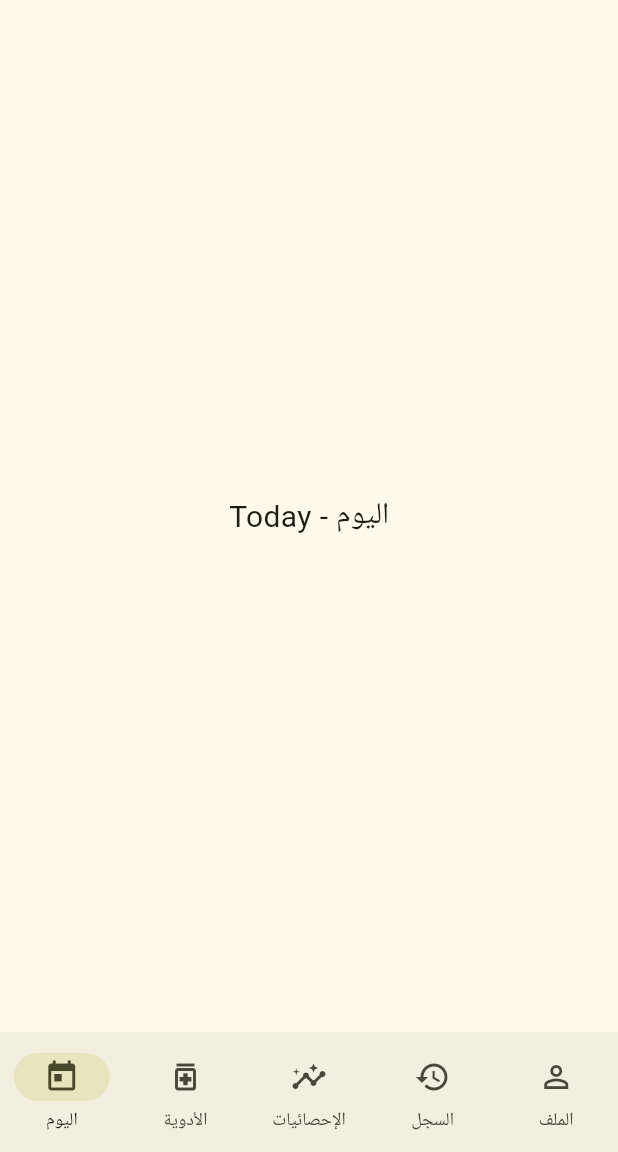
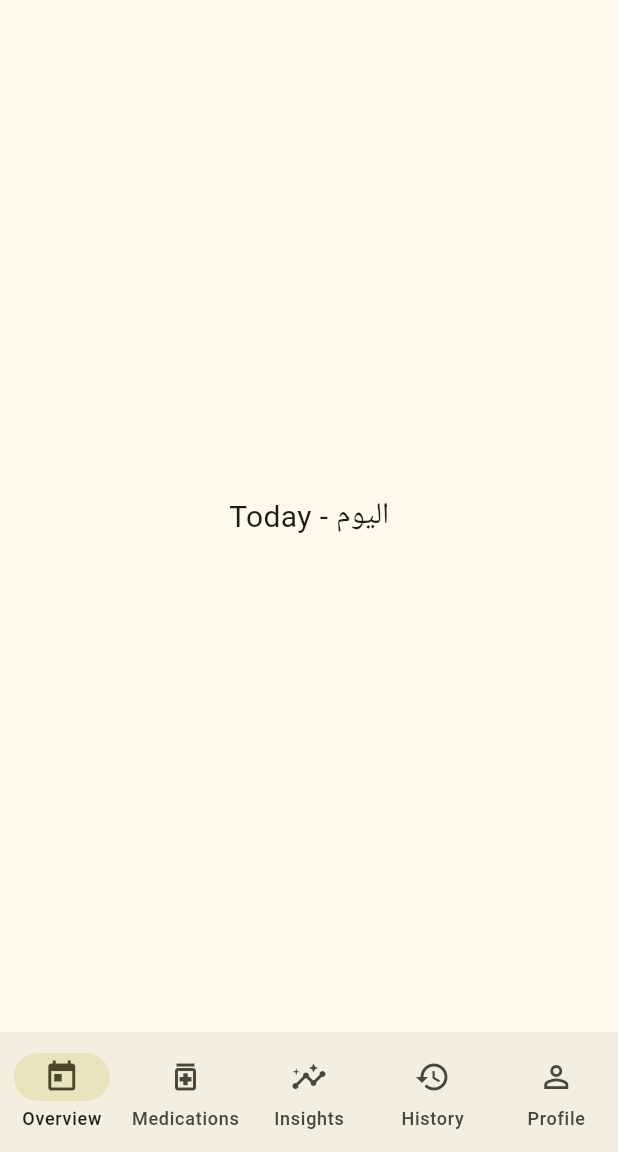
Before and after one commit to Lynx-Lexicon/Modawem, a Flutter app: the screen it shows after launch, on a phone screen of 412 x 824 dp, the part 84-1236 px from its top. Run offline on Flutter 3.47's test engine with Material 3 defaults, Android fonts, the phone set to English and light mode, and no system bars; our stand-ins replace material_ui; missing offline and left inert: theme_tailor_annotation.

Commit message:
feat(mobile): initialize localization support and dependencies, refactor app structure

````diff
--- /dev/null
+++ b/apps/mobile/l10n.yaml
@@ -0,0 +1,3 @@
+arb-dir: lib/core/l10n
+template-arb-file: app_ar.arb
+output-localization-file: app_localizations.dart
--- a/apps/mobile/lib/app.dart
+++ b/apps/mobile/lib/app.dart
@@ -1,19 +1,35 @@
 import 'package:material_ui/material_ui.dart';
 
+import 'package:modawem_app/core/l10n/app_localizations.dart';
+import 'package:modawem_app/core/l10n/app_localizations_extension.dart';
 import 'package:modawem_app/core/theme/app_theme.dart';
 
-class ModawemApp extends StatelessWidget {
+class ModawemApp extends StatefulWidget {
   const ModawemApp({super.key});
+
+  @override
+  State<ModawemApp> createState() => _ModawemAppState();
+}
+
+class _ModawemAppState extends State<ModawemApp> {
+  // TODO: Implement local switching functionality
+  Locale locale = const Locale("en");
 
   @override
   Widget build(BuildContext context) {
     return MaterialApp(
-      title: 'Modawem',
+      onGenerateTitle: (context) => context.l10n.appTitle,
+
       theme: AppTheme.light,
       darkTheme: AppTheme.dark,
 
       // TODO: Implement theme switch functionality
       themeMode: ThemeMode.light,
+
+      supportedLocales: const [Locale('ar'), Locale('en')],
+      locale: locale,
+      localizationsDelegates: const [AppLocalizations.delegate],
+
       home: const MainNavigationScreen(),
     );
   }
@@ -48,7 +64,7 @@ class _MainNavigationScreenState extends State<MainNavigationScreen> {
     return Scaffold(
       appBar: AppBar(
         backgroundColor: const Color.fromARGB(255, 35, 200, 222),
-        title: const Text('Modawem'),
+        title: Text(context.l10n.appTitle),
       ),
       body: _screens[_currentIndex],
       bottomNavigationBar: NavigationBar(
@@ -58,31 +74,31 @@ class _MainNavigationScreenState extends State<MainNavigationScreen> {
             _currentIndex = index;
           });
         },
-        destinations: const [
+        destinations: [
           NavigationDestination(
-            icon: Icon(Icons.today_outlined),
-            selectedIcon: Icon(Icons.today),
-            label: 'اليوم',
+            icon: const Icon(Icons.today_outlined),
+            selectedIcon: const Icon(Icons.today),
+            label: context.l10n.navBarHome,
           ),
           NavigationDestination(
-            icon: Icon(Icons.medication_outlined),
-            selectedIcon: Icon(Icons.medication),
-            label: 'الأدوية',
+            icon: const Icon(Icons.medication_outlined),
+            selectedIcon: const Icon(Icons.medication),
+            label: context.l10n.navBarMedications,
           ),
           NavigationDestination(
-            icon: Icon(Icons.insights_outlined),
-            selectedIcon: Icon(Icons.insights),
-            label: 'الإحصائيات',
+            icon: const Icon(Icons.insights_outlined),
+            selectedIcon: const Icon(Icons.insights),
+            label: context.l10n.navBarInsights,
           ),
           NavigationDestination(
-            icon: Icon(Icons.history_outlined),
-            selectedIcon: Icon(Icons.history),
-            label: 'السجل',
+            icon: const Icon(Icons.history_outlined),
+            selectedIcon: const Icon(Icons.history),
+            label: context.l10n.navBarHistory,
           ),
           NavigationDestination(
-            icon: Icon(Icons.person_outline),
-            selectedIcon: Icon(Icons.person),
-            label: 'الملف',
+            icon: const Icon(Icons.person_outline),
+            selectedIcon: const Icon(Icons.person),
+            label: context.l10n.navBarProfile,
           ),
         ],
       ),
--- /dev/null
+++ b/apps/mobile/lib/core/l10n/app_en.arb
@@ -0,0 +1,11 @@
+{
+  "@@locale": "en",
+
+  "appTitle": "Modawem",
+
+  "navBarHome": "Overview",
+  "navBarMedications": "Medications",
+  "navBarInsights": "Insights",
+  "navBarHistory": "History",
+  "navBarProfile": "Profile"
+}
--- /dev/null
+++ b/apps/mobile/lib/core/l10n/app_localizations.dart
@@ -0,0 +1,170 @@
+import 'dart:async';
+
+import 'package:flutter/foundation.dart';
+import 'package:flutter/widgets.dart';
+import 'package:flutter_localizations/flutter_localizations.dart';
+import 'package:intl/intl.dart' as intl;
+
+import 'app_localizations_ar.dart';
+import 'app_localizations_en.dart';
+
+// ignore_for_file: type=lint
+
+/// Callers can lookup localized strings with an instance of AppLocalizations
+/// returned by `AppLocalizations.of(context)`.
+///
+/// Applications need to include `AppLocalizations.delegate()` in their app's
+/// `localizationDelegates` list, and the locales they support in the app's
+/// `supportedLocales` list. For example:
+///
+/// ```dart
+/// import 'l10n/app_localizations.dart';
+///
+/// return MaterialApp(
+///   localizationsDelegates: AppLocalizations.localizationsDelegates,
+///   supportedLocales: AppLocalizations.supportedLocales,
+///   home: MyApplicationHome(),
+/// );
+/// ```
+///
+/// ## Update pubspec.yaml
+///
+/// Please make sure to update your pubspec.yaml to include the following
+/// packages:
+///
+/// ```yaml
+/// dependencies:
+///   # Internationalization support.
+///   flutter_localizations:
+///     sdk: flutter
+///   intl: any # Use the pinned version from flutter_localizations
+///
+///   # Rest of dependencies
+/// ```
+///
+/// ## iOS Applications
+///
+/// iOS applications define key application metadata, including supported
+/// locales, in an Info.plist file that is built into the application bundle.
+/// To configure the locales supported by your app, you’ll need to edit this
+/// file.
+///
+/// First, open your project’s ios/Runner.xcworkspace Xcode workspace file.
+/// Then, in the Project Navigator, open the Info.plist file under the Runner
+/// project’s Runner folder.
+///
+/// Next, select the Information Property List item, select Add Item from the
+/// Editor menu, then select Localizations from the pop-up menu.
+///
+/// Select and expand the newly-created Localizations item then, for each
+/// locale your application supports, add a new item and select the locale
+/// you wish to add from the pop-up menu in the Value field. This list should
+/// be consistent with the languages listed in the AppLocalizations.supportedLocales
+/// property.
+abstract class AppLocalizations {
+  AppLocalizations(String locale)
+    : localeName = intl.Intl.canonicalizedLocale(locale.toString());
+
+  final String localeName;
+
+  static AppLocalizations? of(BuildContext context) {
+    return Localizations.of<AppLocalizations>(context, AppLocalizations);
+  }
+
+  static const LocalizationsDelegate<AppLocalizations> delegate =
+      _AppLocalizationsDelegate();
+
+  /// A list of this localizations delegate along with the default localizations
+  /// delegates.
+  ///
+  /// Returns a list of localizations delegates containing this delegate along with
+  /// GlobalMaterialLocalizations.delegate, GlobalCupertinoLocalizations.delegate,
+  /// and GlobalWidgetsLocalizations.delegate.
+  ///
+  /// Additional delegates can be added by appending to this list in
+  /// MaterialApp. This list does not have to be used at all if a custom list
+  /// of delegates is preferred or required.
+  static const List<LocalizationsDelegate<dynamic>> localizationsDelegates =
+      <LocalizationsDelegate<dynamic>>[
+        delegate,
+        GlobalMaterialLocalizations.delegate,
+        GlobalCupertinoLocalizations.delegate,
+        GlobalWidgetsLocalizations.delegate,
+      ];
+
+  /// A list of this localizations delegate's supported locales.
+  static const List<Locale> supportedLocales = <Locale>[
+    Locale('ar'),
+    Locale('en'),
+  ];
+
+  /// No description provided for @appTitle.
+  ///
+  /// In ar, this message translates to:
+  /// **'مداوم'**
+  String get appTitle;
+
+  /// No description provided for @navBarHome.
+  ///
+  /// In ar, this message translates to:
+  /// **'اليوم'**
+  String get navBarHome;
+
+  /// No description provided for @navBarMedications.
+  ///
+  /// In ar, this message translates to:
+  /// **'الأدوية'**
+  String get navBarMedications;
+
+  /// No description provided for @navBarInsights.
+  ///
+  /// In ar, this message translates to:
+  /// **'الإحصائيات'**
+  String get navBarInsights;
+
+  /// No description provided for @navBarHistory.
+  ///
+  /// In ar, this message translates to:
+  /// **'السجلات'**
+  String get navBarHistory;
+
+  /// No description provided for @navBarProfile.
+  ///
+  /// In ar, this message translates to:
+  /// **'حسابي'**
+  String get navBarProfile;
+}
+
+class _AppLocalizationsDelegate
+    extends LocalizationsDelegate<AppLocalizations> {
+  const _AppLocalizationsDelegate();
+
+  @override
+  Future<AppLocalizations> load(Locale locale) {
+    return SynchronousFuture<AppLocalizations>(lookupAppLocalizations(locale));
+  }
+
+  @override
+  bool isSupported(Locale locale) =>
+      <String>['ar', 'en'].contains(locale.languageCode);
+
+  @override
+  bool shouldReload(_AppLocalizationsDelegate old) => false;
+}
+
+AppLocalizations lookupAppLocalizations(Locale locale) {
+  // Lookup logic when only language code is specified.
+  switch (locale.languageCode) {
+    case 'ar':
+      return AppLocalizationsAr();
+    case 'en':
+      return AppLocalizationsEn();
+  }
+
+  throw FlutterError(
+    'AppLocalizations.delegate failed to load unsupported locale "$locale". This is likely '
+    'an issue with the localizations generation tool. Please file an issue '
+    'on GitHub with a reproducible sample app and the gen-l10n configuration '
+    'that was used.',
+  );
+}
--- /dev/null
+++ b/apps/mobile/lib/core/l10n/app_localizations_en.dart
@@ -0,0 +1,29 @@
+// ignore: unused_import
+import 'package:intl/intl.dart' as intl;
+
+import 'app_localizations.dart';
+
+// ignore_for_file: type=lint
+
+/// The translations for English (`en`).
+class AppLocalizationsEn extends AppLocalizations {
+  AppLocalizationsEn([String locale = 'en']) : super(locale);
+
+  @override
+  String get appTitle => 'Modawem';
+
+  @override
+  String get navBarHome => 'Overview';
+
+  @override
+  String get navBarMedications => 'Medications';
+
+  @override
+  String get navBarInsights => 'Insights';
+
+  @override
+  String get navBarHistory => 'History';
+
+  @override
+  String get navBarProfile => 'Profile';
+}
--- /dev/null
+++ b/apps/mobile/lib/core/l10n/app_localizations_extension.dart
@@ -0,0 +1,6 @@
+import 'package:material_ui/material_ui.dart';
+import 'package:modawem_app/core/l10n/app_localizations.dart';
+
+extension LocalizationsX on BuildContext {
+  AppLocalizations get l10n => AppLocalizations.of(this)!;
+}
--- a/apps/mobile/pubspec.yaml
+++ b/apps/mobile/pubspec.yaml
@@ -36,6 +36,9 @@ dependencies:
   cupertino_icons: ^1.0.8
   material_ui: ^1.11.1
   theme_tailor_annotation: ^4.0.2
+  flutter_localizations:
+    sdk: flutter
+  intl: ^0.20.3
 
 dev_dependencies:
   flutter_test:
@@ -55,6 +58,7 @@ dev_dependencies:
 
 # The following section is specific to Flutter packages.
 flutter:
+  generate: true
 
   # The following line ensures that the Material Icons font is
   # included with your application, so that you can use the icons in
````
Also changed, not shown: apps/mobile/lib/core/l10n/app_ar.arb (added, +11 -0 lines), apps/mobile/lib/core/l10n/app_localizations_ar.dart (added, +29 -0 lines), apps/mobile/pubspec.lock, 5 other files.
